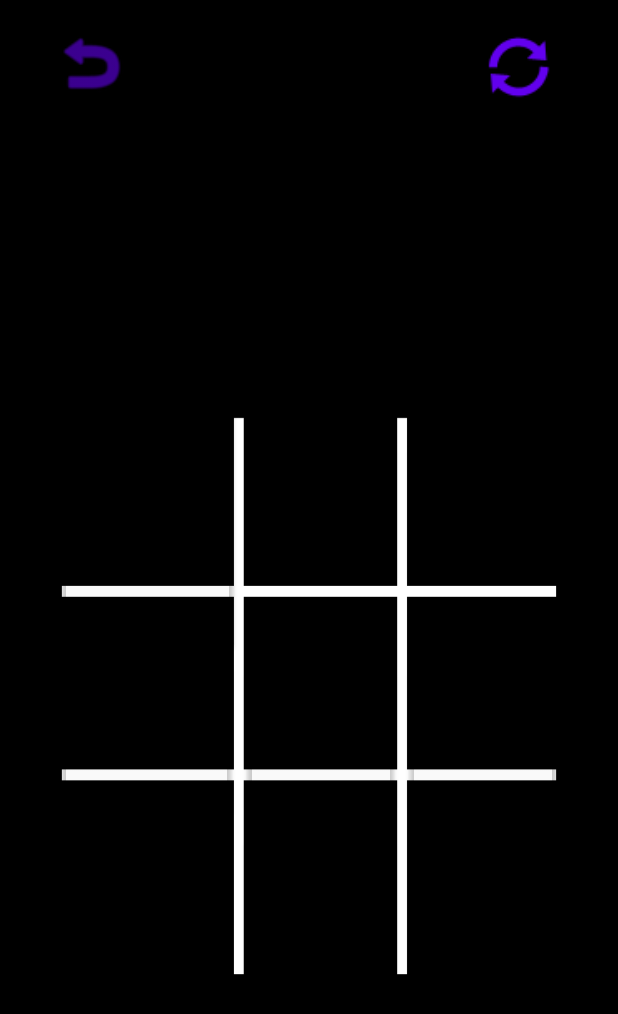
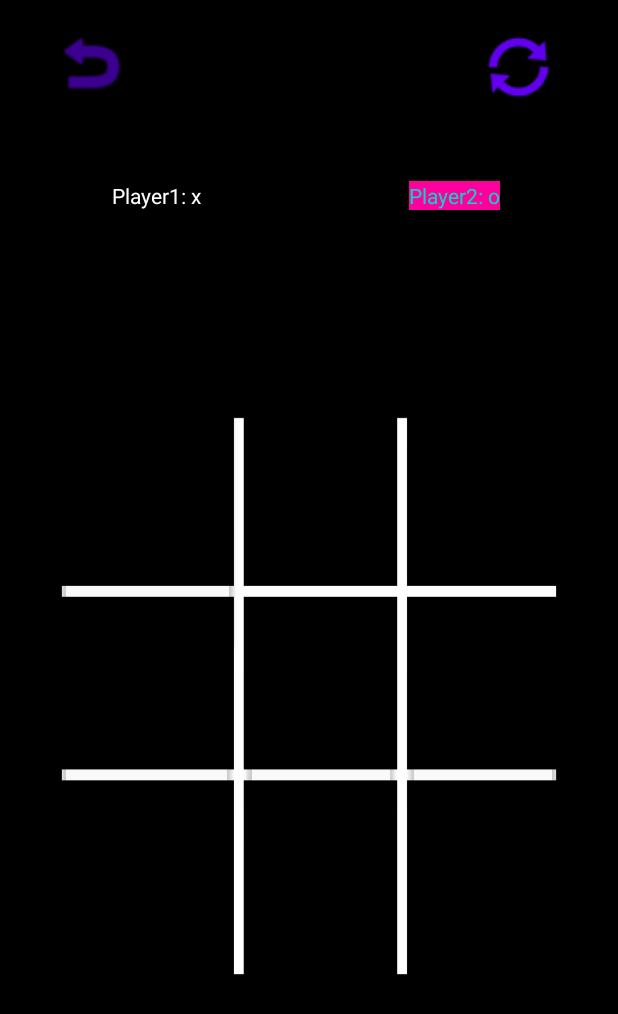
Before and after one commit to Dvendeb/AplicacionJuegoGato, an Android app: the MainActivity3 screen opened directly, with no data from a screen before it, after a tap on "ACEPTAR", on a phone screen of 412 x 824 dp. Shown: the top 1014 px of the screen. Run offline under Robolectric (Android 15) with nearby library versions, the phone set to English and light mode, and no system bars.

Commit message:
Avance 2.0

```diff
--- a/JuegoGato/app/src/main/java/com/example/juegogato/MainActivity2.java
+++ b/JuegoGato/app/src/main/java/com/example/juegogato/MainActivity2.java
@@ -1,26 +1,52 @@
 package com.example.juegogato;
 
+import androidx.annotation.ColorInt;
+import androidx.annotation.ColorRes;
 import androidx.appcompat.app.AppCompatActivity;
 
 import android.content.Intent;
+import android.content.res.Resources;
+import android.graphics.Color;
+import android.graphics.drawable.Drawable;
 import android.os.Bundle;
+import android.renderscript.Sampler;
 import android.view.View;
+import android.widget.Button;
 import android.widget.TextView;
+
+import java.util.Random;
 
 public class MainActivity2 extends AppCompatActivity {
     TextView playerOne,playerTwo;
+    Button aU,aD,aT,bU,bD,bT,cU,cD,cT;
     String nameOne,nameTwo;
+    String [][] gato=new String[3][3];
+    Random random = new Random();
+
     @Override
     protected void onCreate(Bundle savedInstanceState) {
         super.onCreate(savedInstanceState);
         setContentView(R.layout.activity_main2);
-        playerOne=(TextView) findViewById(R.id.txtPlayerOne);
-        playerTwo=(TextView) findViewById(R.id.txtPlayerTwo);
-        Bundle bundle=this.getIntent().getExtras();
-        nameOne=bundle.getString("PlayerOne");
-        nameTwo=bundle.getString("PlayerTwo");
-        playerOne.setText(nameOne);
-        playerTwo.setText(nameTwo);
+        playerOne = (TextView) findViewById(R.id.txtPlayerOne);
+        playerTwo = (TextView) findViewById(R.id.txtPlayerTwo);
+        Bundle bundle = this.getIntent().getExtras();
+        nameOne = bundle.getString("PlayerOne");
+        nameTwo = bundle.getString("PlayerTwo");
+        int getRandom=(int) (Math.random()*(3-1))+1;
+        if(getRandom==1){
+            playerOne.setText(nameOne + ": o");
+            playerTwo.setText(nameTwo + ": x");
+            playerOne.setBackgroundResource(R.color.pink);
+            playerOne.setTextColor(getResources().getColor(R.color.teal_200));
+        }else{
+            playerOne.setText(nameOne + ": x");
+            playerTwo.setText(nameTwo + ": o");
+            playerTwo.setBackgroundResource(R.color.pink);
+            playerTwo.setTextColor(getResources().getColor(R.color.teal_200));
+        }
+    }
+
+    public void gameCat(View view){
     }
 
     public void onClickBack(View view){
--- a/JuegoGato/app/src/main/java/com/example/juegogato/MainActivity3.java
+++ b/JuegoGato/app/src/main/java/com/example/juegogato/MainActivity3.java
@@ -20,6 +20,16 @@ public class MainActivity3 extends AppCompatActivity {
         EditText nameTwo=(EditText) findViewById(R.id.txtName2);
         playerOne=nameOne.getText().toString();
         playerTwo=nameTwo.getText().toString();
+        if(playerOne.isEmpty() && playerTwo.isEmpty()){
+            playerOne="Player1";
+            playerTwo="Player2";
+        }
+        else if(playerOne.isEmpty()){
+            playerOne="Player1";
+        }
+        else if(playerTwo.isEmpty()){
+            playerTwo="Player2";
+        }
         Intent intent=new Intent(MainActivity3.this,MainActivity2.class);
         intent.putExtra("PlayerOne",playerOne);
         intent.putExtra("PlayerTwo",playerTwo);
--- a/JuegoGato/app/src/main/res/layout/activity_main2.xml
+++ b/JuegoGato/app/src/main/res/layout/activity_main2.xml
@@ -177,7 +177,7 @@
         android:textColor="@color/white"
         app:layout_constraintBottom_toBottomOf="parent"
         app:layout_constraintEnd_toEndOf="parent"
-        app:layout_constraintHorizontal_bias="0.246"
+        app:layout_constraintHorizontal_bias="0.211"
         app:layout_constraintStart_toStartOf="parent"
         app:layout_constraintTop_toTopOf="parent"
         app:layout_constraintVertical_bias="0.15" />
@@ -189,7 +189,7 @@
         android:textColor="@color/white"
         app:layout_constraintBottom_toBottomOf="parent"
         app:layout_constraintEnd_toEndOf="parent"
-        app:layout_constraintHorizontal_bias="0.804"
+        app:layout_constraintHorizontal_bias="0.776"
         app:layout_constraintStart_toStartOf="parent"
         app:layout_constraintTop_toTopOf="parent"
         app:layout_constraintVertical_bias="0.15" />
```
